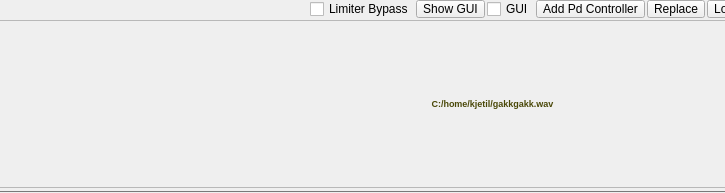
First picture: the form in Qt/qt4_plugin_widget.ui, repository kmatheussen/radium, before the edit; both pictures show x 140 to 865 and y 0 to 193 of the 1265 by 193 pixel window.
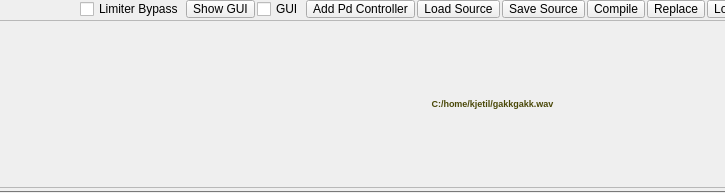
Second picture: the form after the edit.

Diff of the .ui file:
```diff
--- a/Qt/qt4_plugin_widget.ui
+++ b/Qt/qt4_plugin_widget.ui
@@ -147,6 +147,54 @@
         </property>
        </widget>
       </item>
+      <item>
+       <widget class="QToolButton" name="faust_load_button">
+        <property name="sizePolicy">
+         <sizepolicy hsizetype="Fixed" vsizetype="Minimum">
+          <horstretch>0</horstretch>
+          <verstretch>0</verstretch>
+         </sizepolicy>
+        </property>
+        <property name="toolTip">
+         <string>Load Faust source code</string>
+        </property>
+        <property name="text">
+         <string>Load Source</string>
+        </property>
+       </widget>
+      </item>
+      <item>
+       <widget class="QToolButton" name="faust_save_button">
+        <property name="sizePolicy">
+         <sizepolicy hsizetype="Fixed" vsizetype="Minimum">
+          <horstretch>0</horstretch>
+          <verstretch>0</verstretch>
+         </sizepolicy>
+        </property>
+        <property name="toolTip">
+         <string>&lt;html&gt;&lt;head/&gt;&lt;body&gt;&lt;p&gt;Save Faust source code&lt;/p&gt;&lt;/body&gt;&lt;/html&gt;</string>
+        </property>
+        <property name="text">
+         <string>Save Source</string>
+        </property>
+       </widget>
+      </item>
+      <item>
+       <widget class="QToolButton" name="faust_compile_button">
+        <property name="sizePolicy">
+         <sizepolicy hsizetype="Fixed" vsizetype="Minimum">
+          <horstretch>0</horstretch>
+          <verstretch>0</verstretch>
+         </sizepolicy>
+        </property>
+        <property name="toolTip">
+         <string>&lt;html&gt;&lt;head/&gt;&lt;body&gt;&lt;p&gt;Compile Faust code&lt;/p&gt;&lt;/body&gt;&lt;/html&gt;</string>
+        </property>
+        <property name="text">
+         <string>Compile</string>
+        </property>
+       </widget>
+      </item>
       <item>
        <widget class="QToolButton" name="replace_button">
         <property name="sizePolicy">
```
